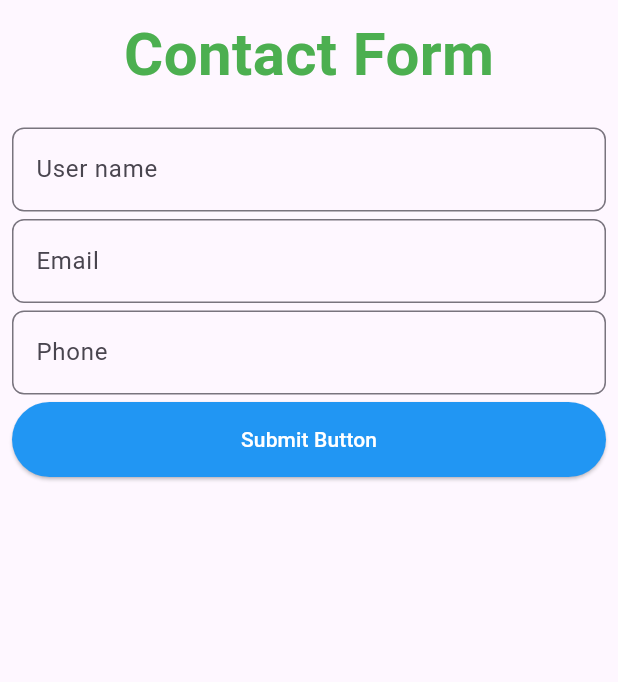
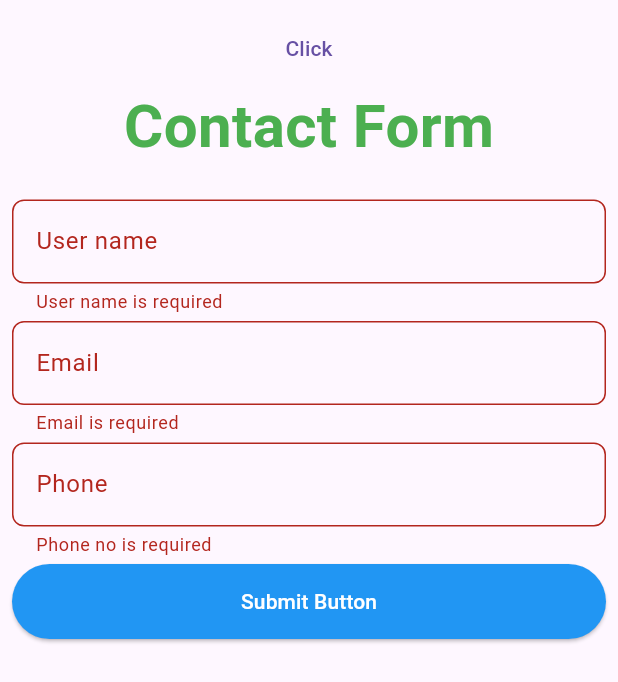
Before and after one commit to flutter-nayan/flutter-mobile-app-development-class, a Flutter app: the screen it shows after launch, after a tap on "Submit Button", on a phone screen of 412 x 824 dp. Shown: the top 682 px of the screen. Run offline on Flutter 3.47's test engine with Material 3 defaults, Android fonts, the phone set to English and light mode, and no system bars.

Commit message:
Class 12: Contact form validation, screen to screen navigation

```diff
--- a/lib/main.dart
+++ b/lib/main.dart
@@ -12,7 +12,7 @@ class MyApp extends StatelessWidget {
 
   @override
   Widget build(BuildContext context) {
-    return const MaterialApp(
+    return  MaterialApp(
       home:FormValidation(),
       debugShowCheckedModeBanner: false,
     );
--- a/lib/pages/FormValidation.dart
+++ b/lib/pages/FormValidation.dart
@@ -1,9 +1,14 @@
 import 'package:flutter/material.dart';
+import 'package:flutter_application_1/pages/Counter.dart';
 
 class FormValidation extends StatelessWidget {
+  GlobalKey<FormState> _formkey = GlobalKey();
 
    FormValidation({super.key});
-  _submitForm(){
+ void _submitForm(){
+  if(_formkey.currentState!.validate()){
+
+  }
 
   }
   @override
@@ -11,14 +16,26 @@ class FormValidation extends StatelessWidget {
     return Scaffold(
       body: Container(
         padding: EdgeInsets.all(8.0),
-        child: Form(child:
+        child: Form(
+          key: _formkey,
+          child:
 
         Column(
           children: [
+            TextButton(onPressed: (){
+              Navigator.of(context).push(MaterialPageRoute(builder: (context)=>CustomCounter()));
+            }, child: Text("Click")),
             Text("Contact Form",style: TextStyle(color: Colors.green,fontWeight: FontWeight.bold,
             fontSize: 40.0),),
             SizedBox(height: 20.0,),
             TextFormField(
+              validator: (value){
+                if(value!.isEmpty){
+                  return "User name is required";
+                }else{
+                  return null;
+                }
+              },
               decoration: InputDecoration(
                 labelText: "User name",
                 border: OutlineInputBorder(
@@ -29,7 +46,13 @@ class FormValidation extends StatelessWidget {
             ),
             SizedBox(height: 5.0,),
             TextFormField(
-
+              validator:  (value){
+                if(value!.isEmpty){
+                  return "Email is required";
+                }else{
+                  return null;
+                }
+              },
                decoration: InputDecoration(
                 labelText: "Email",
                 border: OutlineInputBorder(
@@ -39,6 +62,13 @@ class FormValidation extends StatelessWidget {
             ),
              SizedBox(height: 5.0,),
             TextFormField(
+              validator:  (value){
+                if(value!.isEmpty){
+                  return "Phone no is required";
+                }else{
+                  return null;
+                }
+              },
                decoration: InputDecoration(
                 labelText: "Phone",
                 border: OutlineInputBorder(
@@ -51,6 +81,8 @@ class FormValidation extends StatelessWidget {
               height: 50.0,
               width: double.infinity,
               child: ElevatedButton(onPressed: (){
+                  _submitForm();
+                  print(_formkey.currentState);
 
               }, child: Text("Submit Button",style: TextStyle(color: Colors.white),),
               style: ElevatedButton.styleFrom(
```
